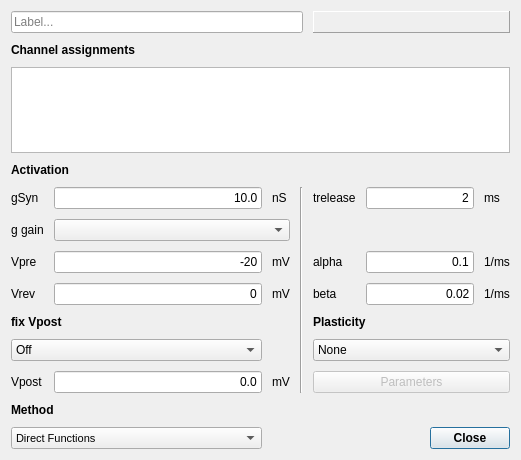
First picture: the form in src/gui/DestexheSynDlg.ui, repository CompEphys-team/stdpc, before the edit.
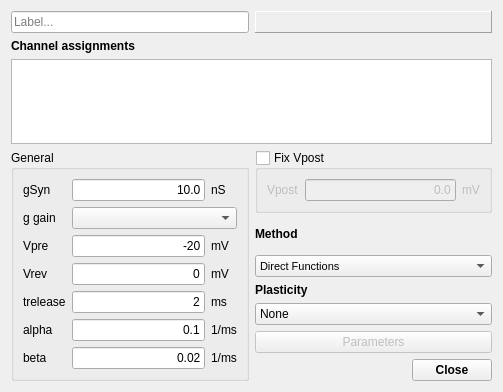
Second picture: the form after the edit. Custom widgets are drawn as their Qt base class.

Commit message: Synapse dialogs update

Diff of the .ui file:
```diff
--- a/src/gui/DestexheSynDlg.ui
+++ b/src/gui/DestexheSynDlg.ui
@@ -6,181 +6,22 @@
    <rect>
     <x>0</x>
     <y>0</y>
-    <width>521</width>
-    <height>460</height>
+    <width>503</width>
+    <height>392</height>
    </rect>
   </property>
   <property name="windowTitle">
    <string>Destexhe Synapse</string>
   </property>
-  <layout class="QGridLayout" name="gridLayout">
-   <property name="spacing">
-    <number>10</number>
-   </property>
-   <item row="7" column="4">
-    <widget class="QLabel" name="betaL">
-     <property name="enabled">
-      <bool>true</bool>
-     </property>
-     <property name="text">
-      <string>beta</string>
-     </property>
-    </widget>
-   </item>
-   <item row="4" column="0">
-    <widget class="QLabel" name="gSynL">
-     <property name="text">
-      <string>gSyn</string>
-     </property>
-    </widget>
-   </item>
-   <item row="10" column="0">
-    <widget class="QLabel" name="label_29">
-     <property name="text">
-      <string>Vpost</string>
-     </property>
-    </widget>
-   </item>
-   <item row="4" column="2">
-    <widget class="QLabel" name="gSynU">
-     <property name="text">
-      <string>nS</string>
-     </property>
-    </widget>
-   </item>
-   <item row="6" column="1">
-    <widget class="QLineEdit" name="VpreE">
-     <property name="text">
-      <string>-20</string>
-     </property>
-     <property name="maxLength">
-      <number>8</number>
-     </property>
-     <property name="alignment">
-      <set>Qt::AlignRight|Qt::AlignTrailing|Qt::AlignVCenter</set>
-     </property>
-    </widget>
-   </item>
-   <item row="0" column="0" colspan="4">
+  <layout class="QGridLayout" name="gridLayout_2">
+   <item row="0" column="0">
     <widget class="QLineEdit" name="leLabel">
      <property name="placeholderText">
       <string>Label...</string>
      </property>
     </widget>
    </item>
-   <item row="6" column="5" colspan="2">
-    <widget class="QLineEdit" name="alphaE">
-     <property name="text">
-      <string>0.1</string>
-     </property>
-     <property name="alignment">
-      <set>Qt::AlignRight|Qt::AlignTrailing|Qt::AlignVCenter</set>
-     </property>
-    </widget>
-   </item>
-   <item row="4" column="7">
-    <widget class="QLabel" name="treleaseU">
-     <property name="text">
-      <string>ms</string>
-     </property>
-    </widget>
-   </item>
-   <item row="4" column="5" colspan="2">
-    <widget class="QLineEdit" name="treleaseE">
-     <property name="text">
-      <string>2</string>
-     </property>
-     <property name="maxLength">
-      <number>8</number>
-     </property>
-     <property name="alignment">
-      <set>Qt::AlignRight|Qt::AlignTrailing|Qt::AlignVCenter</set>
-     </property>
-    </widget>
-   </item>
-   <item row="7" column="1">
-    <widget class="QLineEdit" name="VrevE">
-     <property name="text">
-      <string>0</string>
-     </property>
-     <property name="maxLength">
-      <number>8</number>
-     </property>
-     <property name="alignment">
-      <set>Qt::AlignRight|Qt::AlignTrailing|Qt::AlignVCenter</set>
-     </property>
-    </widget>
-   </item>
-   <item row="6" column="7">
-    <widget class="QLabel" name="alphaU">
-     <property name="text">
-      <string>1/ms</string>
-     </property>
-    </widget>
-   </item>
-   <item row="6" column="2">
-    <widget class="QLabel" name="VpreU">
-     <property name="text">
-      <string>mV</string>
-     </property>
-    </widget>
-   </item>
-   <item row="9" column="0" colspan="2">
-    <widget class="QComboBox" name="fixVpostCombo">
-     <item>
-      <property name="text">
-       <string>Off</string>
-      </property>
-     </item>
-     <item>
-      <property name="text">
-       <string>Fixed</string>
-      </property>
-     </item>
-    </widget>
-   </item>
-   <item row="12" column="0" colspan="2">
-    <widget class="QComboBox" name="LUCombo">
-     <property name="font">
-      <font>
-       <pointsize>8</pointsize>
-       <weight>50</weight>
-       <bold>false</bold>
-      </font>
-     </property>
-     <item>
-      <property name="text">
-       <string>Direct Functions</string>
-      </property>
-     </item>
-     <item>
-      <property name="text">
-       <string>LookupTables</string>
-      </property>
-     </item>
-    </widget>
-   </item>
-   <item row="7" column="2">
-    <widget class="QLabel" name="VrevU">
-     <property name="text">
-      <string>mV</string>
-     </property>
-    </widget>
-   </item>
-   <item row="8" column="0" colspan="2">
-    <widget class="QLabel" name="label_18">
-     <property name="font">
-      <font>
-       <weight>75</weight>
-       <bold>true</bold>
-      </font>
-     </property>
-     <property name="text">
-      <string>fix Vpost</string>
-     </property>
-    </widget>
-   </item>
-   <item row="0" column="4" colspan="4">
+   <item row="0" column="1">
     <widget class="QLabel" name="DestexheSynDlgLabel">
      <property name="enabled">
       <bool>true</bool>
@@ -218,7 +59,20 @@
      </property>
     </widget>
    </item>
-   <item row="2" column="0" colspan="8">
+   <item row="1" column="0">
+    <widget class="QLabel" name="label_15">
+     <property name="font">
+      <font>
+       <weight>75</weight>
+       <bold>true</bold>
+      </font>
+     </property>
+     <property name="text">
+      <string>Channel assignments</string>
+     </property>
+    </widget>
+   </item>
+   <item row="2" column="0" colspan="2">
     <widget class="AssignmentWidget&lt;SynapseAssignment&gt;" name="assignments">
      <attribute name="horizontalHeaderStretchLastSection">
       <bool>true</bool>
@@ -228,28 +82,26 @@
      </attribute>
     </widget>
    </item>
-   <item row="4" column="4">
-    <widget class="QLabel" name="treleaseL">
-     <property name="text">
-      <string>trelease</string>
+   <item row="3" column="1">
+    <widget class="QGroupBox" name="fixVpost">
+     <property name="title">
+      <string>Fix Vpost</string>
      </property>
-    </widget>
-   </item>
-   <item row="4" column="3" rowspan="7">
-    <widget class="Line" name="line">
-     <property name="orientation">
-      <enum>Qt::Vertical</enum>
+     <property name="checkable">
+      <bool>true</bool>
      </property>
-    </widget>
-   </item>
-   <item row="7" column="0">
-    <widget class="QLabel" name="VrevL">
+     <property name="checked">
+      <bool>false</bool>
+     </property>
+     <layout class="QGridLayout" name="gridLayout_5">
+      <item row="0" column="0">
+       <widget class="QLabel" name="label_32">
      <property name="text">
-      <string>Vrev</string>
+         <string>Vpost</string>
      </property>
     </widget>
    </item>
-   <item row="10" column="1">
+      <item row="0" column="1">
     <widget class="QLineEdit" name="VpostE">
      <property name="text">
       <string>0.0</string>
@@ -262,50 +114,20 @@
      </property>
     </widget>
    </item>
-   <item row="12" column="6" colspan="2">
-    <widget class="QDialogButtonBox" name="ResCloseBox">
-     <property name="font">
-      <font>
-       <weight>75</weight>
-       <bold>true</bold>
-      </font>
-     </property>
-     <property name="orientation">
-      <enum>Qt::Horizontal</enum>
-     </property>
-     <property name="standardButtons">
-      <set>QDialogButtonBox::Close</set>
+      <item row="0" column="2">
+       <widget class="QLabel" name="label_33">
+        <property name="text">
+         <string>mV</string>
      </property>
     </widget>
    </item>
-   <item row="1" column="0" colspan="2">
-    <widget class="QLabel" name="label_15">
-     <property name="font">
-      <font>
-       <weight>75</weight>
-       <bold>true</bold>
-      </font>
-     </property>
-     <property name="text">
-      <string>Channel assignments</string>
-     </property>
+     </layout>
     </widget>
    </item>
    <item row="4" column="1">
-    <widget class="QLineEdit" name="gSynE">
-     <property name="text">
-      <string>10.0</string>
-     </property>
-     <property name="maxLength">
-      <number>8</number>
-     </property>
-     <property name="alignment">
-      <set>Qt::AlignRight|Qt::AlignTrailing|Qt::AlignVCenter</set>
-     </property>
-    </widget>
-   </item>
-   <item row="3" column="0" colspan="2">
-    <widget class="QLabel" name="label_14">
+    <layout class="QGridLayout" name="gridLayout_7">
+     <item row="0" column="0">
+      <widget class="QLabel" name="MethodL">
      <property name="font">
       <font>
        <weight>75</weight>
@@ -313,11 +135,36 @@
       </font>
      </property>
      <property name="text">
-      <string>Activation</string>
+        <string>Method</string>
      </property>
     </widget>
    </item>
-   <item row="8" column="4" colspan="2">
+     <item row="1" column="0">
+      <widget class="QComboBox" name="LUCombo">
+       <property name="font">
+        <font>
+         <pointsize>8</pointsize>
+         <weight>50</weight>
+         <bold>false</bold>
+        </font>
+       </property>
+       <item>
+        <property name="text">
+         <string>Direct Functions</string>
+        </property>
+       </item>
+       <item>
+        <property name="text">
+         <string>LookupTables</string>
+        </property>
+       </item>
+      </widget>
+     </item>
+    </layout>
+   </item>
+   <item row="5" column="1">
+    <layout class="QGridLayout" name="gridLayout_6">
+     <item row="0" column="0">
     <widget class="QLabel" name="label_31">
      <property name="font">
       <font>
@@ -330,14 +177,7 @@
      </property>
     </widget>
    </item>
-   <item row="7" column="7">
-    <widget class="QLabel" name="betaU">
-     <property name="text">
-      <string>1/ms</string>
-     </property>
-    </widget>
-   </item>
-   <item row="9" column="4" colspan="4">
+     <item row="1" column="0">
     <widget class="QComboBox" name="PlasticityCombo">
      <item>
       <property name="text">
@@ -356,21 +196,193 @@
      </item>
     </widget>
    </item>
-   <item row="6" column="4">
+     <item row="2" column="0">
+      <widget class="QPushButton" name="PlastParaBut">
+       <property name="enabled">
+        <bool>false</bool>
+       </property>
+       <property name="text">
+        <string>Parameters</string>
+       </property>
+      </widget>
+     </item>
+    </layout>
+   </item>
+   <item row="6" column="1">
+    <widget class="QDialogButtonBox" name="ResCloseBox">
+     <property name="font">
+      <font>
+       <weight>75</weight>
+       <bold>true</bold>
+      </font>
+     </property>
+     <property name="orientation">
+      <enum>Qt::Horizontal</enum>
+     </property>
+     <property name="standardButtons">
+      <set>QDialogButtonBox::Close</set>
+     </property>
+    </widget>
+   </item>
+   <item row="3" column="0" rowspan="4">
+    <widget class="QGroupBox" name="groupBox">
+     <property name="title">
+      <string>General</string>
+     </property>
+     <layout class="QGridLayout" name="gridLayout">
+      <item row="0" column="0">
+       <widget class="QLabel" name="gSynL">
+        <property name="text">
+         <string>gSyn</string>
+        </property>
+       </widget>
+      </item>
+      <item row="0" column="1">
+       <widget class="QLineEdit" name="gSynE">
+        <property name="text">
+         <string>10.0</string>
+        </property>
+        <property name="maxLength">
+         <number>8</number>
+        </property>
+        <property name="alignment">
+         <set>Qt::AlignRight|Qt::AlignTrailing|Qt::AlignVCenter</set>
+        </property>
+       </widget>
+      </item>
+      <item row="0" column="2">
+       <widget class="QLabel" name="gSynU">
+        <property name="text">
+         <string>nS</string>
+        </property>
+       </widget>
+      </item>
+      <item row="1" column="0">
+       <widget class="QLabel" name="label">
+        <property name="text">
+         <string>g gain</string>
+        </property>
+       </widget>
+      </item>
+      <item row="1" column="1" colspan="2">
+       <widget class="WideComboBox" name="gSyn_channel"/>
+      </item>
+      <item row="2" column="0">
+       <widget class="QLabel" name="VpreL">
+        <property name="text">
+         <string>Vpre</string>
+        </property>
+       </widget>
+      </item>
+      <item row="2" column="1">
+       <widget class="QLineEdit" name="VpreE">
+        <property name="text">
+         <string>-20</string>
+        </property>
+        <property name="maxLength">
+         <number>8</number>
+        </property>
+        <property name="alignment">
+         <set>Qt::AlignRight|Qt::AlignTrailing|Qt::AlignVCenter</set>
+        </property>
+       </widget>
+      </item>
+      <item row="2" column="2">
+       <widget class="QLabel" name="VpreU">
+        <property name="text">
+         <string>mV</string>
+        </property>
+       </widget>
+      </item>
+      <item row="3" column="0">
+       <widget class="QLabel" name="VrevL">
+        <property name="text">
+         <string>Vrev</string>
+        </property>
+       </widget>
+      </item>
+      <item row="3" column="1">
+       <widget class="QLineEdit" name="VrevE">
+        <property name="text">
+         <string>0</string>
+        </property>
+        <property name="maxLength">
+         <number>8</number>
+        </property>
+        <property name="alignment">
+         <set>Qt::AlignRight|Qt::AlignTrailing|Qt::AlignVCenter</set>
+        </property>
+       </widget>
+      </item>
+      <item row="3" column="2">
+       <widget class="QLabel" name="VrevU">
+        <property name="text">
+         <string>mV</string>
+        </property>
+       </widget>
+      </item>
+      <item row="4" column="0">
+       <widget class="QLabel" name="treleaseL">
+        <property name="text">
+         <string>trelease</string>
+        </property>
+       </widget>
+      </item>
+      <item row="4" column="1">
+       <widget class="QLineEdit" name="treleaseE">
+        <property name="text">
+         <string>2</string>
+        </property>
+        <property name="maxLength">
+         <number>8</number>
+        </property>
+        <property name="alignment">
+         <set>Qt::AlignRight|Qt::AlignTrailing|Qt::AlignVCenter</set>
+        </property>
+       </widget>
+      </item>
+      <item row="4" column="2">
+       <widget class="QLabel" name="treleaseU">
+        <property name="text">
+         <string>ms</string>
+        </property>
+       </widget>
+      </item>
+      <item row="5" column="0">
     <widget class="QLabel" name="alphaL">
      <property name="text">
       <string>alpha</string>
      </property>
     </widget>
    </item>
+      <item row="5" column="1">
+       <widget class="QLineEdit" name="alphaE">
+        <property name="text">
+         <string>0.1</string>
+        </property>
+        <property name="alignment">
+         <set>Qt::AlignRight|Qt::AlignTrailing|Qt::AlignVCenter</set>
+        </property>
+       </widget>
+      </item>
+      <item row="5" column="2">
+       <widget class="QLabel" name="alphaU">
+        <property name="text">
+         <string>1/ms</string>
+        </property>
+       </widget>
+      </item>
    <item row="6" column="0">
-    <widget class="QLabel" name="VpreL">
+       <widget class="QLabel" name="betaL">
+        <property name="enabled">
+         <bool>true</bool>
+        </property>
      <property name="text">
-      <string>Vpre</string>
+         <string>beta</string>
      </property>
     </widget>
    </item>
-   <item row="7" column="5" colspan="2">
+      <item row="6" column="1">
     <widget class="QLineEdit" name="betaE">
      <property name="enabled">
       <bool>true</bool>
@@ -386,44 +398,14 @@
      </property>
     </widget>
    </item>
-   <item row="10" column="4" colspan="4">
-    <widget class="QPushButton" name="PlastParaBut">
-     <property name="enabled">
-      <bool>false</bool>
-     </property>
+      <item row="6" column="2">
+       <widget class="QLabel" name="betaU">
      <property name="text">
-      <string>Parameters</string>
+         <string>1/ms</string>
      </property>
     </widget>
    </item>
-   <item row="11" column="0" colspan="2">
-    <widget class="QLabel" name="MethodL">
-     <property name="font">
-      <font>
-       <weight>75</weight>
-       <bold>true</bold>
-      </font>
-     </property>
-     <property name="text">
-      <string>Method</string>
-     </property>
-    </widget>
-   </item>
-   <item row="10" column="2">
-    <widget class="QLabel" name="label_30">
-     <property name="text">
-      <string>mV</string>
-     </property>
-    </widget>
-   </item>
-   <item row="5" column="1" colspan="2">
-    <widget class="WideComboBox" name="gSyn_channel"/>
-   </item>
-   <item row="5" column="0">
-    <widget class="QLabel" name="label">
-     <property name="text">
-      <string>g gain</string>
-     </property>
+     </layout>
     </widget>
    </item>
   </layout>
```
Left out of the diff: 8 changed lines with no effect on the pictures. Lines whose indentation alone changed are shown as unchanged. The commit also changes 3 other files.
